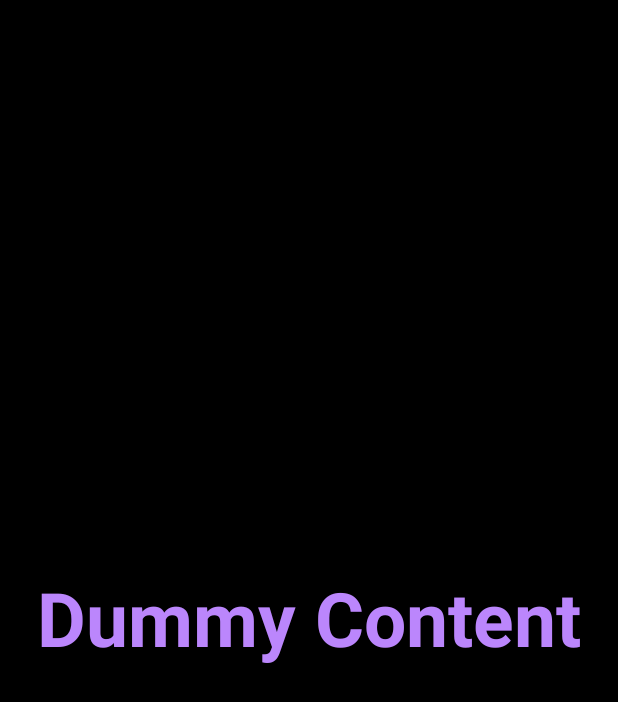
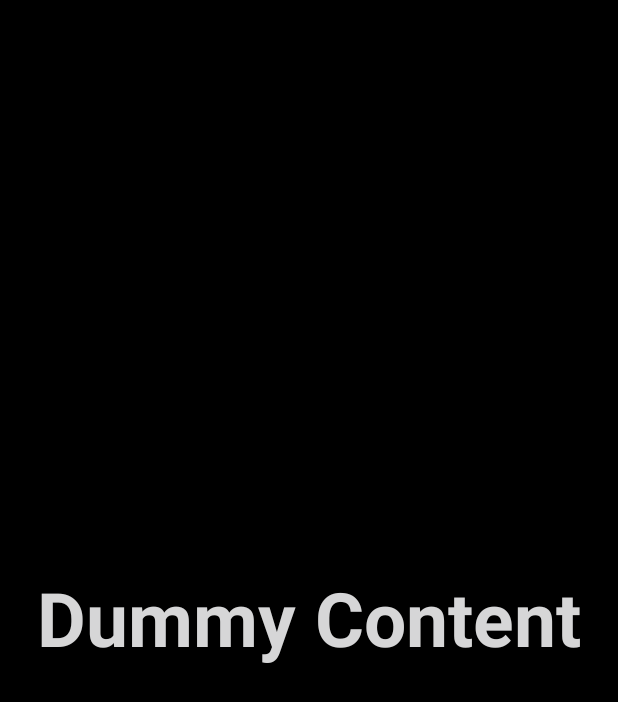
Before and after one commit to dotSlashJack/stay-balanced-app, an Android app: the Gyroscope screen opened directly, with no data from a screen before it, on a phone screen of 412 x 824 dp. Shown: the top 702 px of the screen. Run offline under Robolectric (Android 15) with nearby library versions, the phone set to English and light mode, and no system bars.

Commit message:
James|Ramzi|Jeicy|Jack - Chose app colors

```diff
--- a/app/src/main/res/values-night/themes.xml
+++ /dev/null
@@ -1,21 +0,0 @@
-<resources xmlns:tools="http://schemas.android.com/tools">
-    <!-- Base application theme. -->
-    <style name="Theme.StayBalanced" parent="Theme.MaterialComponents.DayNight.DarkActionBar">
-        <!-- Primary brand color. -->
-        <item name="colorPrimary">@color/purple_200</item>
-        <item name="colorPrimaryVariant">@color/purple_700</item>
-        <item name="colorOnPrimary">@color/black</item>
-        <!-- Secondary brand color. -->
-        <item name="colorSecondary">@color/teal_200</item>
-        <item name="colorSecondaryVariant">@color/teal_200</item>
-        <item name="colorOnSecondary">@color/black</item>
-        <!-- Status bar color. -->
-        <item name="android:statusBarColor" tools:targetApi="l">?attr/colorPrimaryVariant</item>
-        <!-- Customize your theme here. -->
-    </style>
-
-    <style name="ThemeOverlay.StayBalanced.FullscreenContainer" parent="">
-        <item name="fullscreenBackgroundColor">@color/light_blue_900</item>
-        <item name="fullscreenTextColor">@color/light_blue_A400</item>
-    </style>
-</resources>
--- a/app/src/main/res/values/colors.xml
+++ b/app/src/main/res/values/colors.xml
@@ -1,15 +1,9 @@
 <?xml version="1.0" encoding="utf-8"?>
 <resources>
-    <color name="purple_200">#FFBB86FC</color>
-    <color name="purple_500">#FF6200EE</color>
-    <color name="purple_700">#FF3700B3</color>
-    <color name="teal_200">#FF03DAC5</color>
-    <color name="teal_700">#FF018786</color>
     <color name="black">#FF000000</color>
     <color name="white">#FFFFFFFF</color>
-    <color name="light_blue_600">#FF039BE5</color>
-    <color name="light_blue_900">#FF01579B</color>
-    <color name="light_blue_A200">#FF40C4FF</color>
-    <color name="light_blue_A400">#FF00B0FF</color>
-    <color name="black_overlay">#66000000</color>
+    <color name="orange">#F4B062</color>
+    <color name="green">#C9C082</color>
+    <color name="spearmint">#8AD4B9</color>
+    <color name="brown">#AD605D</color>
 </resources>
--- a/app/src/main/res/values/styles.xml
+++ b/app/src/main/res/values/styles.xml
@@ -1,11 +1,11 @@
 <resources>
 
     <style name="Widget.Theme.StayBalanced.ActionBar.Fullscreen" parent="Widget.AppCompat.ActionBar">
-        <item name="android:background">@color/black_overlay</item>
+        <item name="android:background">@color/brown</item>
     </style>
 
     <style name="Widget.Theme.StayBalanced.ButtonBar.Fullscreen" parent="">
-        <item name="android:background">@color/black_overlay</item>
+        <item name="android:background">@color/brown</item>
         <item name="android:buttonBarStyle">?android:attr/buttonBarStyle</item>
     </style>
 </resources>
--- a/app/src/main/res/values/themes.xml
+++ b/app/src/main/res/values/themes.xml
@@ -2,12 +2,12 @@
     <!-- Base application theme. -->
     <style name="Theme.StayBalanced" parent="Theme.MaterialComponents.DayNight.DarkActionBar">
         <!-- Primary brand color. -->
-        <item name="colorPrimary">@color/purple_500</item>
-        <item name="colorPrimaryVariant">@color/purple_700</item>
+        <item name="colorPrimary">@color/orange</item>
+        <item name="colorPrimaryVariant">@color/brown</item>
         <item name="colorOnPrimary">@color/white</item>
         <!-- Secondary brand color. -->
-        <item name="colorSecondary">@color/teal_200</item>
-        <item name="colorSecondaryVariant">@color/teal_700</item>
+        <item name="colorSecondary">@color/spearmint</item>
+        <item name="colorSecondaryVariant">@color/green</item>
         <item name="colorOnSecondary">@color/black</item>
         <!-- Status bar color. -->
         <item name="android:statusBarColor" tools:targetApi="l">?attr/colorPrimaryVariant</item>
@@ -21,7 +21,7 @@
     </style>
 
     <style name="ThemeOverlay.StayBalanced.FullscreenContainer" parent="">
-        <item name="fullscreenBackgroundColor">@color/light_blue_600</item>
-        <item name="fullscreenTextColor">@color/light_blue_A200</item>
+        <item name="fullscreenBackgroundColor">@color/green</item>
+        <item name="fullscreenTextColor">@color/green</item>
     </style>
 </resources>
```
